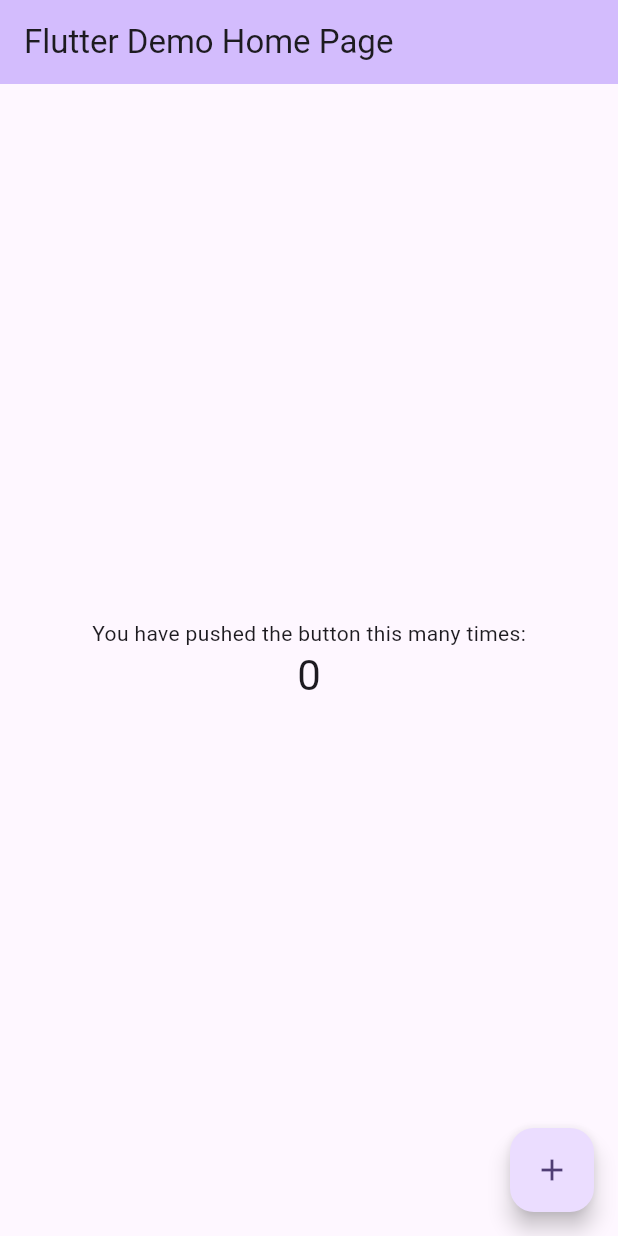
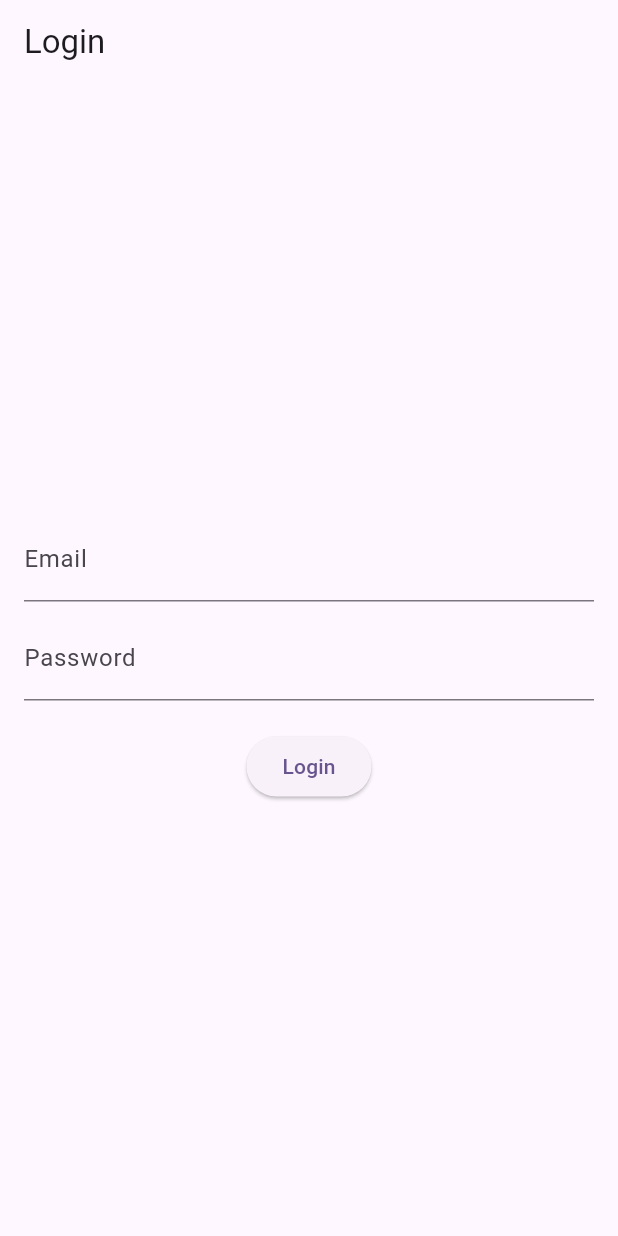
Before and after one commit to CalibrageInfoSystems/inspectionpro, a Flutter app: the screen it shows after launch, on a phone screen of 412 x 824 dp. Run offline on Flutter 3.47's test engine with Material 3 defaults, Android fonts, the phone set to English and light mode, and no system bars; our stand-ins replace shared_preferences, sqflite; accounts and stored records are empty.

```diff
--- a/lib/main.dart
+++ b/lib/main.dart
@@ -1,4 +1,6 @@
 import 'package:flutter/material.dart';
+
+import 'SplashScreen.dart';
 
 void main() {
   runApp(const MyApp());
@@ -13,113 +15,11 @@ class MyApp extends StatelessWidget {
     return MaterialApp(
       title: 'Flutter Demo',
       theme: ThemeData(
-        // This is the theme of your application.
-        //
-        // TRY THIS: Try running your application with "flutter run". You'll see
-        // the application has a purple toolbar. Then, without quitting the app,
-        // try changing the seedColor in the colorScheme below to Colors.green
-        // and then invoke "hot reload" (save your changes or press the "hot
-        // reload" button in a Flutter-supported IDE, or press "r" if you used
-        // the command line to start the app).
-        //
-        // Notice that the counter didn't reset back to zero; the application
-        // state is not lost during the reload. To reset the state, use hot
-        // restart instead.
-        //
-        // This works for code too, not just values: Most code changes can be
-        // tested with just a hot reload.
+
         colorScheme: ColorScheme.fromSeed(seedColor: Colors.deepPurple),
         useMaterial3: true,
       ),
-      home: const MyHomePage(title: 'Flutter Demo Home Page'),
+      home:   SplashScreen(),
     );
   }
 }
-
-class MyHomePage extends StatefulWidget {
-  const MyHomePage({super.key, required this.title});
-
-  // This widget is the home page of your application. It is stateful, meaning
-  // that it has a State object (defined below) that contains fields that affect
-  // how it looks.
-
-  // This class is the configuration for the state. It holds the values (in this
-  // case the title) provided by the parent (in this case the App widget) and
-  // used by the build method of the State. Fields in a Widget subclass are
-  // always marked "final".
-
-  final String title;
-
-  @override
-  State<MyHomePage> createState() => _MyHomePageState();
-}
-
-class _MyHomePageState extends State<MyHomePage> {
-  int _counter = 0;
-
-  void _incrementCounter() {
-    setState(() {
-      // This call to setState tells the Flutter framework that something has
-      // changed in this State, which causes it to rerun the build method below
-      // so that the display can reflect the updated values. If we changed
-      // _counter without calling setState(), then the build method would not be
-      // called again, and so nothing would appear to happen.
-      _counter++;
-    });
-  }
-
-  @override
-  Widget build(BuildContext context) {
-    // This method is rerun every time setState is called, for instance as done
-    // by the _incrementCounter method above.
-    //
-    // The Flutter framework has been optimized to make rerunning build methods
-    // fast, so that you can just rebuild anything that needs updating rather
-    // than having to individually change instances of widgets.
-    return Scaffold(
-      appBar: AppBar(
-        // TRY THIS: Try changing the color here to a specific color (to
-        // Colors.amber, perhaps?) and trigger a hot reload to see the AppBar
-        // change color while the other colors stay the same.
-        backgroundColor: Theme.of(context).colorScheme.inversePrimary,
-        // Here we take the value from the MyHomePage object that was created by
-        // the App.build method, and use it to set our appbar title.
-        title: Text(widget.title),
-      ),
-      body: Center(
-        // Center is a layout widget. It takes a single child and positions it
-        // in the middle of the parent.
-        child: Column(
-          // Column is also a layout widget. It takes a list of children and
-          // arranges them vertically. By default, it sizes itself to fit its
-          // children horizontally, and tries to be as tall as its parent.
-          //
-          // Column has various properties to control how it sizes itself and
-          // how it positions its children. Here we use mainAxisAlignment to
-          // center the children vertically; the main axis here is the vertical
-          // axis because Columns are vertical (the cross axis would be
-          // horizontal).
-          //
-          // TRY THIS: Invoke "debug painting" (choose the "Toggle Debug Paint"
-          // action in the IDE, or press "p" in the console), to see the
-          // wireframe for each widget.
-          mainAxisAlignment: MainAxisAlignment.center,
-          children: <Widget>[
-            const Text(
-              'You have pushed the button this many times:',
-            ),
-            Text(
-              '$_counter',
-              style: Theme.of(context).textTheme.headlineMedium,
-            ),
-          ],
-        ),
-      ),
-      floatingActionButton: FloatingActionButton(
-        onPressed: _incrementCounter,
-        tooltip: 'Increment',
-        child: const Icon(Icons.add),
-      ), // This trailing comma makes auto-formatting nicer for build methods.
-    );
-  }
-}
--- /dev/null
+++ b/lib/ui_screens/LoginScreen.dart
@@ -0,0 +1,78 @@
+import 'package:flutter/material.dart';
+import 'MainScreen.dart';
+
+
+class LoginScreen extends StatefulWidget {
+  @override
+  _LoginScreenState createState() => _LoginScreenState();
+}
+
+class _LoginScreenState extends State<LoginScreen> {
+  final _formKey = GlobalKey<FormState>();
+  final TextEditingController _emailController = TextEditingController();
+  final TextEditingController _passwordController = TextEditingController();
+
+  void _login() {
+    if (_formKey.currentState!.validate()) {
+      String email = _emailController.text;
+      String password = _passwordController.text;
+
+      // Dummy login check
+      if (email == "admin@example.com" && password == "password123") {
+        Navigator.pushReplacement(
+          context,
+          MaterialPageRoute(builder: (context) => MainScreen()),
+        );
+      } else {
+        ScaffoldMessenger.of(context).showSnackBar(
+          SnackBar(content: Text("Invalid email or password")),
+        );
+      }
+    }
+  }
+
+  @override
+  Widget build(BuildContext context) {
+    return Scaffold(
+      appBar: AppBar(title: Text("Login")),
+      body: Padding(
+        padding: EdgeInsets.all(16.0),
+        child: Form(
+          key: _formKey,
+          child: Column(
+            mainAxisAlignment: MainAxisAlignment.center,
+            children: [
+              TextFormField(
+                controller: _emailController,
+                decoration: InputDecoration(labelText: "Email"),
+                keyboardType: TextInputType.emailAddress,
+                validator: (value) {
+                  if (value == null || value.isEmpty) return "Enter your email";
+                  if (!RegExp(r"^[a-zA-Z0-9_.+-]+@[a-zA-Z0-9-]+\.[a-zA-Z0-9-.]+$")
+                      .hasMatch(value)) return "Enter a valid email";
+                  return null;
+                },
+              ),
+              SizedBox(height: 10),
+              TextFormField(
+                controller: _passwordController,
+                decoration: InputDecoration(labelText: "Password"),
+                obscureText: true,
+                validator: (value) {
+                  if (value == null || value.isEmpty) return "Enter password";
+                  if (value.length < 6) return "Password must be 6+ chars";
+                  return null;
+                },
+              ),
+              SizedBox(height: 20),
+              ElevatedButton(
+                onPressed: _login,
+                child: Text("Login"),
+              ),
+            ],
+          ),
+        ),
+      ),
+    );
+  }
+}
```
Also changed, not shown: lib/SplashScreen.dart (added, +56 -0 lines), lib/database/InspDatabaseHelper.dart (added, +229 -0 lines), lib/ui_screens/MainScreen.dart (added, +26 -0 lines), pubspec.yaml (+6 -1 lines), pubspec.lock, 1 other file.
